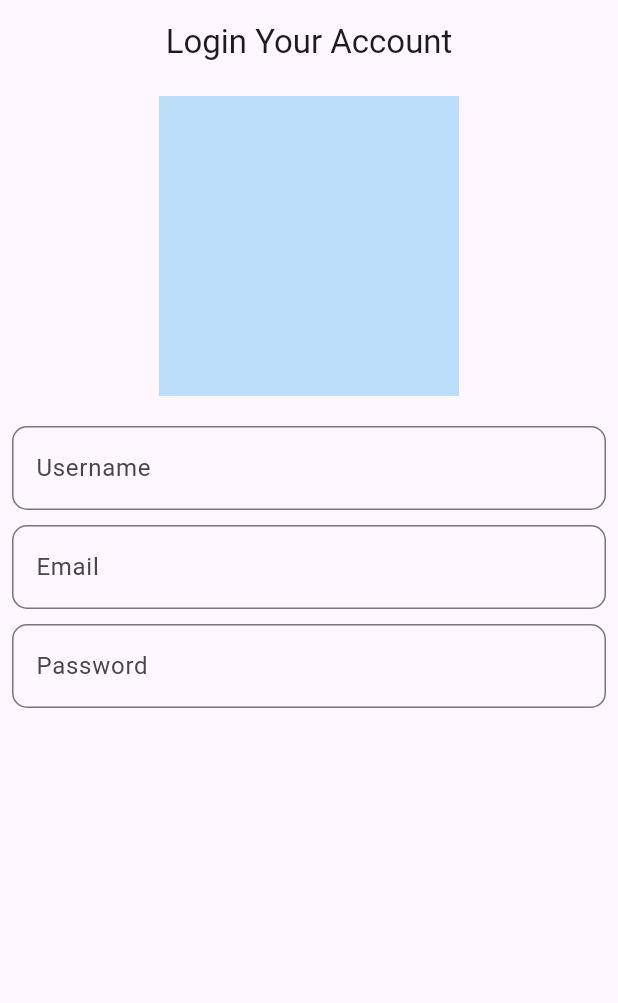
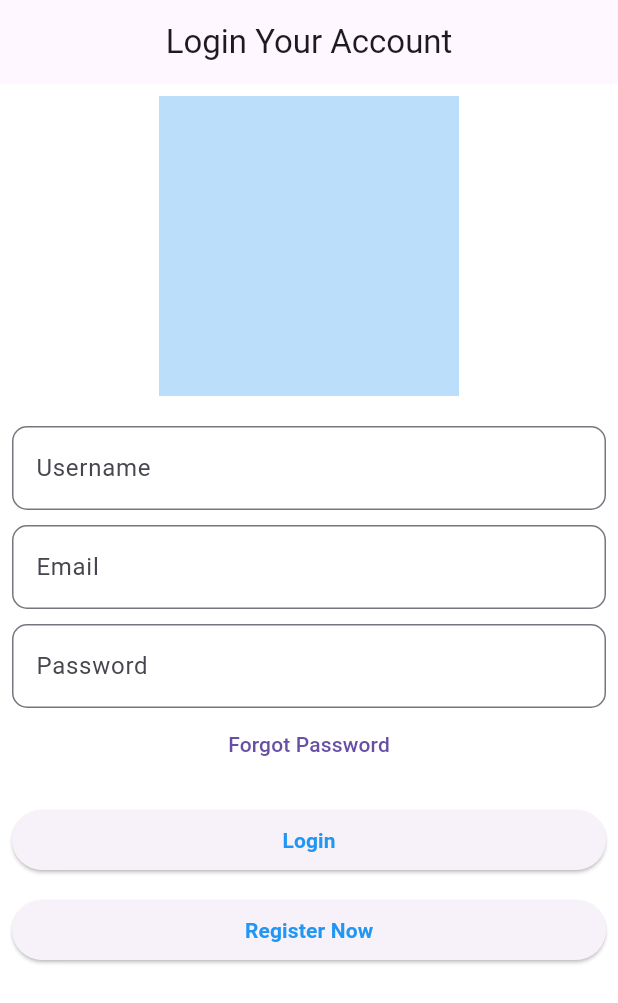
Before and after one commit to bommanaboinaAshok/bjio-shopping-app, a Flutter app: the LoginPage screen opened directly, on a phone screen of 412 x 824 dp. Shown: the top 1003 px of the screen. Run offline on Flutter 3.47's test engine with Material 3 defaults, Android fonts, the phone set to English and light mode, and no system bars; our stand-ins replace go_router; network calls fail.

Commit message:
Update login page add loginbutton and register button

```diff
--- a/lib/auth/login_page.dart
+++ b/lib/auth/login_page.dart
@@ -1,13 +1,10 @@
 // Form	Fields / Requirements
 // Login	Email/Phone, Password, Forgot Password
-
 
 import 'package:flutter/material.dart';
 
 void main() {
-  runApp(const MaterialApp(
-    home: LoginPage(),
-  ));
+  runApp(const MaterialApp(home: LoginPage()));
 }
 
 class LoginPage extends StatefulWidget {
@@ -22,22 +19,21 @@ class _LoginPageState extends State<LoginPage> {
   Widget build(BuildContext context) {
     return Scaffold(
       appBar: AppBar(title: Text("Login Your Account"), centerTitle: true),
-      body: Padding(
+      backgroundColor: Colors.transparent,
+      body: SingleChildScrollView(
+        child: Padding(
           padding: const EdgeInsets.all(8.0),
           child: Column(
             children: [
               Container(
                 height: 200,
                 width: 200,
-              decoration: BoxDecoration(
-                color: Colors.blue.shade100
-              ),
+                decoration: BoxDecoration(color: Colors.blue.shade100),
               ),
               SizedBox(height: 20),
               TextFormField(
                 keyboardType: TextInputType.name,
                 decoration: InputDecoration(
-
                   labelText: "Username",
                   hintText: "Username",
                   border: OutlineInputBorder(
@@ -49,7 +45,6 @@ class _LoginPageState extends State<LoginPage> {
               TextFormField(
                 keyboardType: TextInputType.emailAddress,
                 decoration: InputDecoration(
-
                   labelText: "Email",
                   hintText: "Email",
                   border: OutlineInputBorder(
@@ -61,7 +56,6 @@ class _LoginPageState extends State<LoginPage> {
               TextFormField(
                 keyboardType: TextInputType.visiblePassword,
                 decoration: InputDecoration(
-
                   labelText: "Password",
                   hintText: "Password",
                   border: OutlineInputBorder(
@@ -69,8 +63,49 @@ class _LoginPageState extends State<LoginPage> {
                   ),
                 ),
               ),
-             SizedBox(height: 10),
+            TextButton(onPressed: (){}, child:  Text("Forgot Password"),),
+
+
+  SizedBox(height: 20),
+
+// Login Button
+
+             SizedBox(
+  height: 40,
+  width: double.infinity,
+  child: ElevatedButton(
+    onPressed: () {},
+    style: ButtonStyle(),
+    child: Text(
+      "Login",
+      style: TextStyle(
+        color: Colors.blue,
+        fontWeight: FontWeight.bold,
+      ),
+    ),
+  ),
+),
+
+// Register Now Button
+
+SizedBox(height: 20,),
+  SizedBox(
+  height: 40,
+  width: double.infinity,
+  child: ElevatedButton(
+    onPressed: () {},
+    style: ButtonStyle(),
+    child: Text(
+      "Register Now",
+      style: TextStyle(
+        color: Colors.blue,
+        fontWeight: FontWeight.bold,
+      ),
+    ),
+  ),
+),
             ],
+          ),
         ),
       ),
     );
```
Lines whose indentation alone changed are shown as unchanged.
